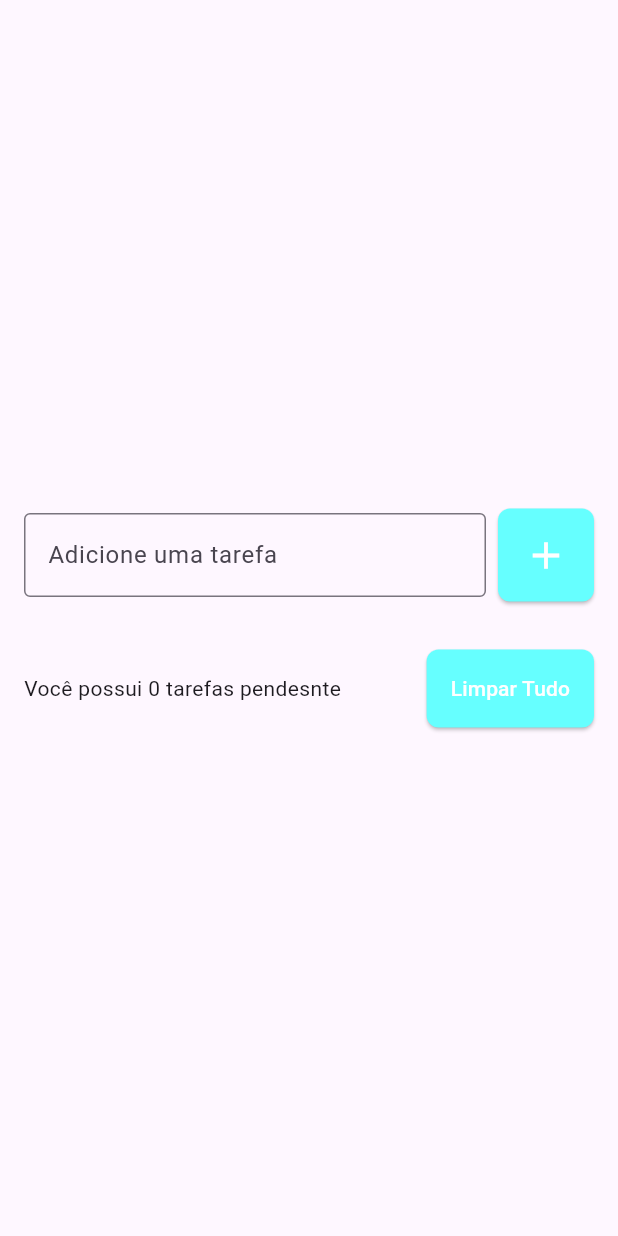
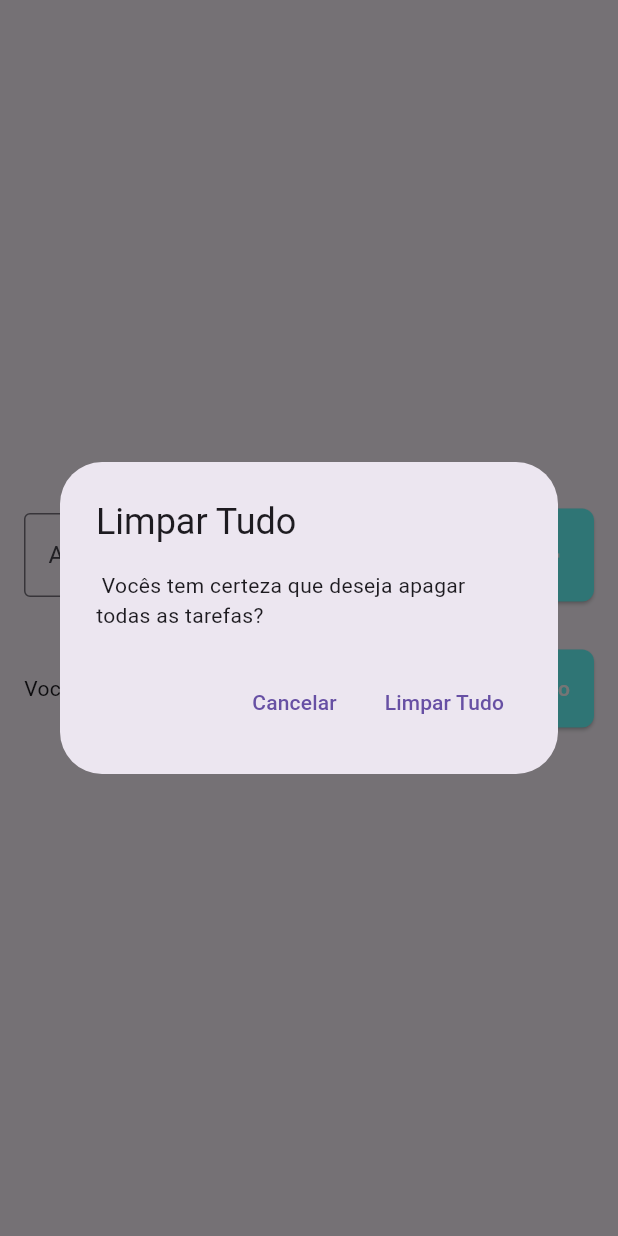
Before and after one commit to ferreiranerdnew/todo_list_flutter, a Flutter app: the screen it shows after launch, after a tap on "Limpar Tudo", on a phone screen of 412 x 824 dp. Run offline on Flutter 3.47's test engine with Material 3 defaults, Android fonts, the phone set to English and light mode, and no system bars; our stand-ins replace flutter_slidable.

Commit message:
Autocommit a cada 15 minutos

```diff
--- a/lib/pages/todo_list_page.dart
+++ b/lib/pages/todo_list_page.dart
@@ -21,6 +21,9 @@ class _TodoListPageState extends State<TodoListPage> {
   // List<String> todos = [];
   // buscando a informação dentro da classe Todo na pasta models
   List<Todo> todos = [];
+  // BUG  TENTAR ATUALIZAR flutter_slidable: E USAR A FUNÇÃO ABAIXO COM onPressed:  SEGUINDO A DOCUMENTAÇÃO REFAZER O actionPane: PARA endactionPane:   do todo_list_item.dart
+  Todo? deletedTodo;
+  int? deletedTodoPos;
 
   @override
   Widget build(BuildContext context) {
@@ -120,7 +123,7 @@ class _TodoListPageState extends State<TodoListPage> {
                       ),
                     ),
                     ElevatedButton(
-                      onPressed: () {},
+                      onPressed: showDleteTodosConfirmationDialog,
                       style: ElevatedButton.styleFrom(
                         backgroundColor: Color.fromARGB(255, 102, 255, 255),
                         padding: EdgeInsets.all(16),
@@ -148,12 +151,17 @@ class _TodoListPageState extends State<TodoListPage> {
   /*exemplo de um callback passando de filho para pai
   */
   void onDelete(Todo todo) {
+    deletedTodo = todo;
+    deletedTodoPos = todos.indexOf(todo);
+
     setState(() {
       todos.remove(todo);
     });
 
     //apresentar messagem no rodape da pagina ao deleta rum item ou tarefa
     // e adcionar um buttom para desfazer a ação do delete
+    ScaffoldMessenger.of(context)
+        .clearSnackBars(); // comando para limpar a snck bar rapidamente
     ScaffoldMessenger.of(context).showSnackBar(
       SnackBar(
         content: Text(
@@ -161,7 +169,40 @@ class _TodoListPageState extends State<TodoListPage> {
           style: TextStyle(color: Color(0xff060708)),
         ),
         backgroundColor: Colors.white,
-        action: SnackBarAction(label: 'Desfazer', onPressed: (){},),
+        action: SnackBarAction(
+          label: 'Desfazer',
+          // mudar a cor do buttom
+          textColor: const Color(0xff00d7f3),
+          onPressed: () {
+            // BUG o ponto de ! e para garantir ao sistema que a variavel não e null da Mesma forma que ? você est ainformando que criou a variavel null
+            setState(() {
+              todos.insert(deletedTodoPos!, deletedTodo!);
+            });
+          },
+        ),
+        // identificar a duração do snack bar na tela
+        duration: const Duration(seconds: 5),
+      ),
+    );
+  }
+
+  void showDleteTodosConfirmationDialog() {
+    showDialog(
+      context: context,
+      builder: (context) => AlertDialog(
+        title: Text('Limpar Tudo'),
+        content:
+            Text(' Vocês tem certeza que deseja apagar todas as tarefas? '),
+        actions: [
+          TextButton(
+            onPressed: (){},
+            child: Text('Cancelar'),
+          ),
+          TextButton(
+            onPressed: (){},
+            child: Text('Limpar Tudo'),
+          ),
+        ],
       ),
     );
   }
```
